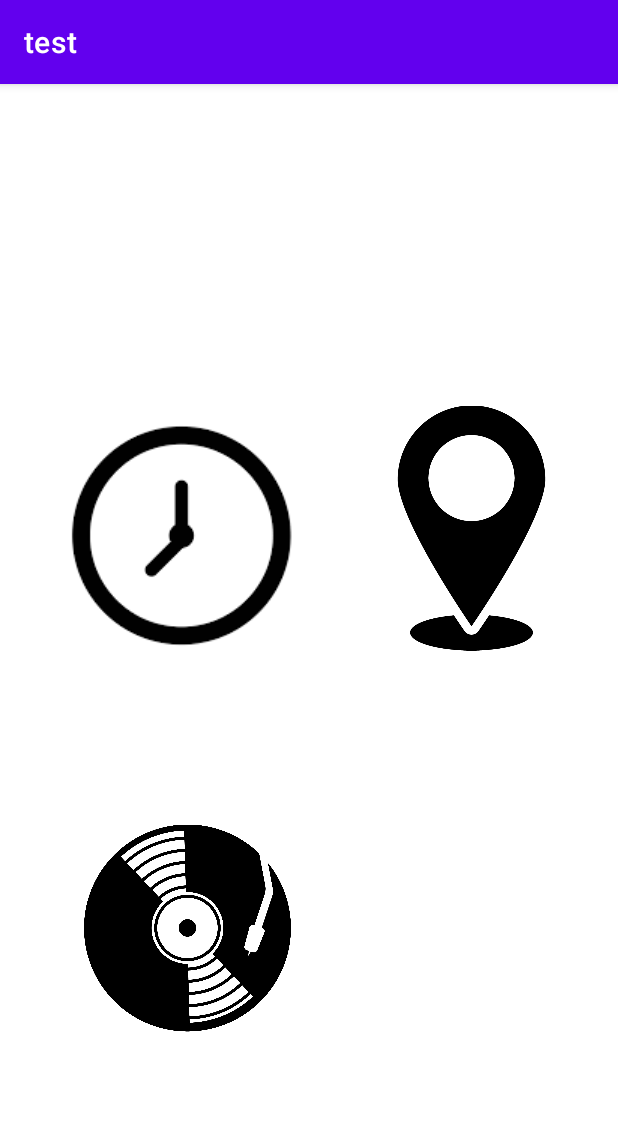
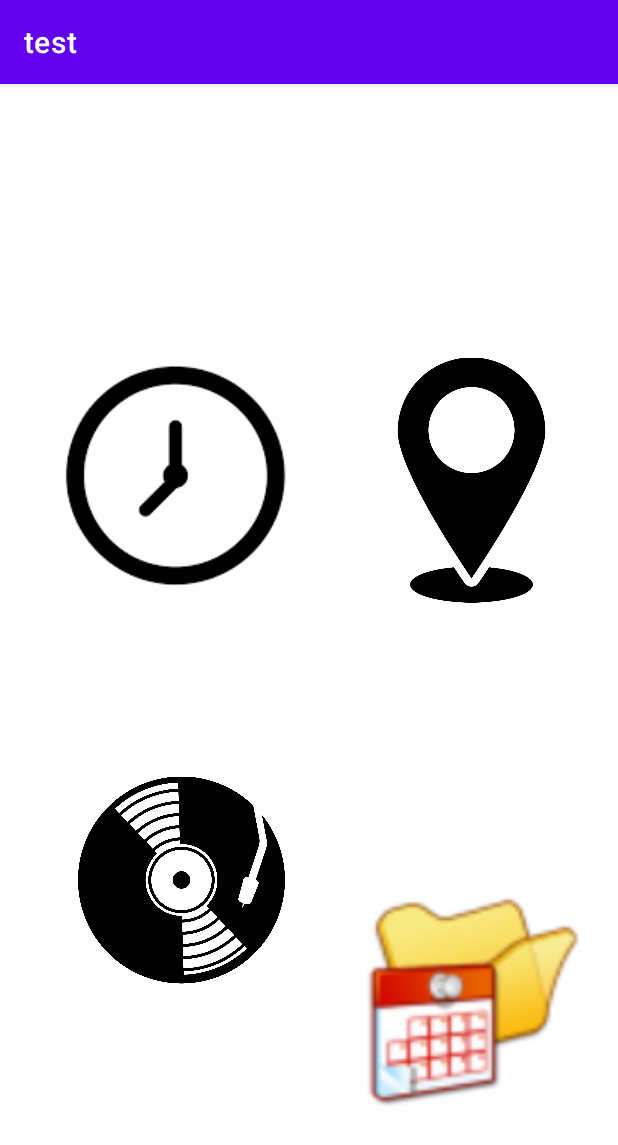
Before and after one commit to HBNU-SWUNIV/come-capstone23-team-1, an Android app: the screen it shows after launch (MainActivity), on a phone screen of 412 x 824 dp. Shown: the top 1145 px of the screen. Run offline under Robolectric (Android 15) with nearby library versions, the phone set to English and light mode, and no system bars.

Commit message:
스케줄 관리 기능 추가

```diff
--- a/003 Code/Android/app/src/main/res/layout/activity_main.xml
+++ b/003 Code/Android/app/src/main/res/layout/activity_main.xml
@@ -10,12 +10,12 @@
     tools:layout_editor_absoluteY="0dp">
 
     <ImageButton
-        android:background="#FFFFFF"
         android:id="@+id/Music"
         android:layout_width="138dp"
         android:layout_height="197dp"
-        android:layout_marginStart="56dp"
-        android:layout_marginTop="464dp"
+        android:layout_marginStart="52dp"
+        android:layout_marginTop="432dp"
+        android:background="#FFFFFF"
         android:scaleType="fitCenter"
         android:src="@drawable/record"
         app:layout_constraintStart_toStartOf="parent"
@@ -25,24 +25,35 @@
         android:id="@+id/Sleep"
         android:layout_width="153dp"
         android:layout_height="195dp"
-        android:layout_marginStart="44dp"
-        android:layout_marginTop="204dp"
+        android:layout_marginStart="40dp"
+        android:layout_marginTop="164dp"
         android:src="@drawable/clock"
         app:layout_constraintStart_toStartOf="parent"
         app:layout_constraintTop_toTopOf="parent" />
 
     <ImageButton
-        android:background="#FFFFFF"
         android:id="@+id/Map"
         android:layout_width="163dp"
         android:layout_height="200dp"
-        android:layout_marginTop="196dp"
+        android:layout_marginTop="164dp"
+        android:layout_marginEnd="16dp"
+        android:background="#FFFFFF"
         android:scaleType="fitCenter"
         android:src="@drawable/map_icon"
         app:layout_constraintEnd_toEndOf="parent"
-        app:layout_constraintHorizontal_bias="0.935"
-        app:layout_constraintStart_toStartOf="parent"
         app:layout_constraintTop_toTopOf="parent" />
+
+    <ImageButton
+        android:id="@+id/schedule"
+        android:layout_width="163dp"
+        android:layout_height="200dp"
+        android:layout_marginEnd="16dp"
+        android:layout_marginBottom="56dp"
+        android:background="#FFFFFF"
+        android:scaleType="fitCenter"
+        android:src="@drawable/schedule"
+        app:layout_constraintBottom_toBottomOf="parent"
+        app:layout_constraintEnd_toEndOf="parent" />
 
 
 </androidx.constraintlayout.widget.ConstraintLayout>
```
Also changed, not shown: 003 Code/Android/app/src/main/java/com/example/project/ScheduleActivity.java (added, +14 -0 lines), 003 Code/Android/app/src/main/res/layout/schedule_layout.xml (added, +17 -0 lines), 003 Code/Android/app/src/main/res/layout/sleeping_layout.xml (+1 -8 lines), 003 Code/Android/app/src/main/res/drawable/schedule.png (added).
